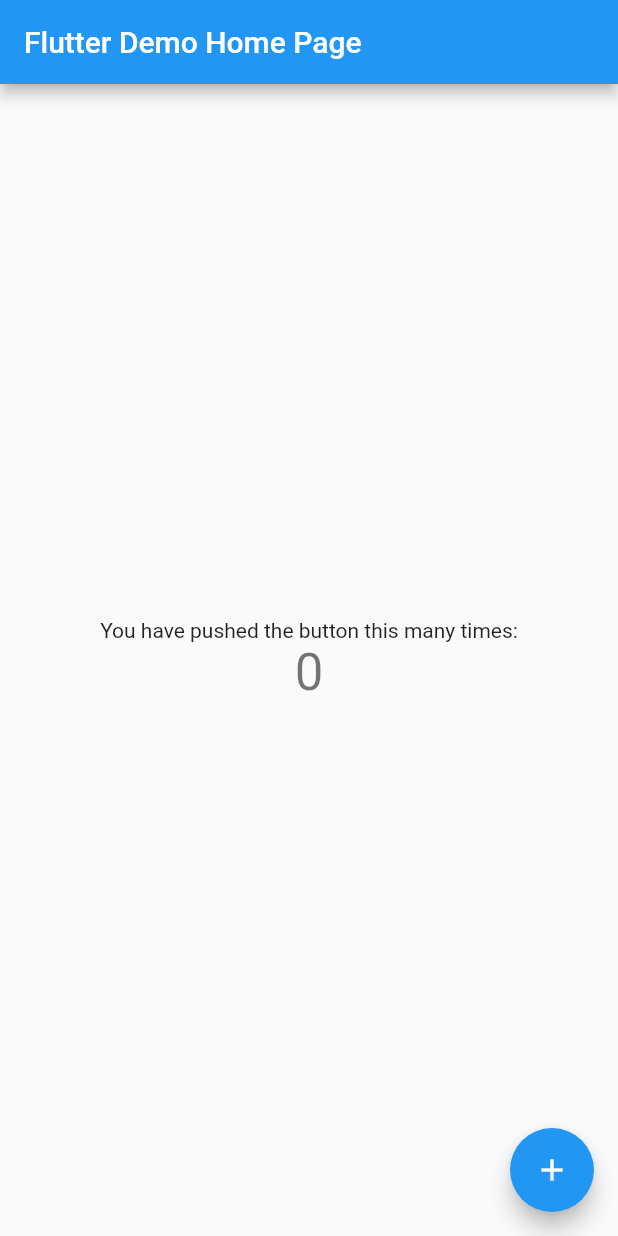
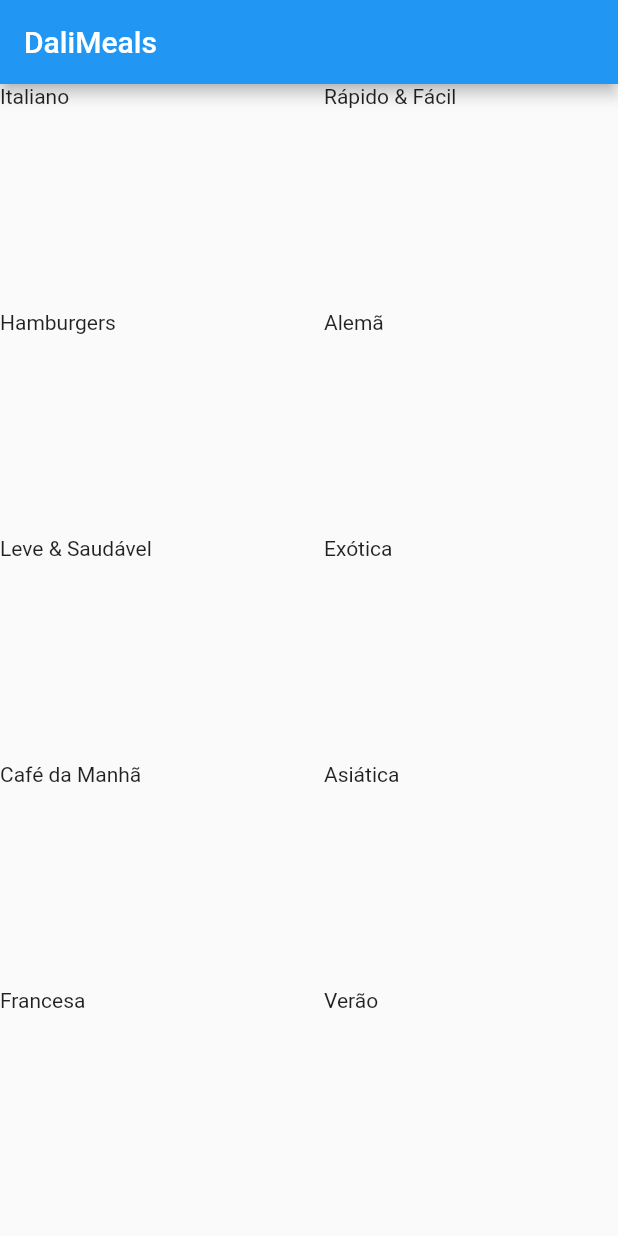
Before and after one commit to luwanhika/Multiplas-telas, a Flutter app: the screen it shows after launch, on a phone screen of 412 x 824 dp. Run offline on Flutter 3.47's test engine with Material 2 defaults, Android fonts, the phone set to English and light mode, and no system bars.

Commit message:
extrutura inicial

```diff
--- /dev/null
+++ b/lib/components/category_item.dart
@@ -0,0 +1,14 @@
+import 'package:flutter/cupertino.dart';
+
+import '../models/category.dart';
+
+class CategoryItem extends StatelessWidget {
+  final Category category;
+
+  const CategoryItem(this.category, {Key? key}) : super(key: key);
+
+  @override
+  Widget build(BuildContext context) {
+    return Text(category.title);
+  }
+}
--- /dev/null
+++ b/lib/data/dummy_data.dart
@@ -0,0 +1,56 @@
+import 'package:flutter/material.dart';
+
+import '../models/category.dart';
+
+const dummyCategory = [
+  Category(
+    id: 'c1',
+    title: 'Italiano',
+    color: Colors.purple,
+  ),
+  Category(
+    id: 'c2',
+    title: 'Rápido & Fácil',
+    color: Colors.red,
+  ),
+  Category(
+    id: 'c3',
+    title: 'Hamburgers',
+    color: Colors.orange,
+  ),
+  Category(
+    id: 'c4',
+    title: 'Alemã',
+    color: Colors.amber,
+  ),
+  Category(
+    id: 'c5',
+    title: 'Leve & Saudável',
+    color: Colors.indigo,
+  ),
+  Category(
+    id: 'c6',
+    title: 'Exótica',
+    color: Colors.green,
+  ),
+  Category(
+    id: 'c7',
+    title: 'Café da Manhã',
+    color: Colors.lightBlue,
+  ),
+  Category(
+    id: 'c8',
+    title: 'Asiática',
+    color: Colors.lightGreen,
+  ),
+  Category(
+    id: 'c9',
+    title: 'Francesa',
+    color: Colors.pink,
+  ),
+  Category(
+    id: 'c10',
+    title: 'Verão',
+    color: Colors.teal,
+  ),
+];
--- a/lib/main.dart
+++ b/lib/main.dart
@@ -1,115 +1,19 @@
 import 'package:flutter/material.dart';
+import 'package:multiplas/screens/categories_screens.dart';
 
-void main() {
-  runApp(const MyApp());
-}
+void main() => runApp(const MyApp());
 
 class MyApp extends StatelessWidget {
   const MyApp({Key? key}) : super(key: key);
 
-  // This widget is the root of your application.
   @override
   Widget build(BuildContext context) {
     return MaterialApp(
-      title: 'Flutter Demo',
+      title: 'DeliMeals',
       theme: ThemeData(
-        // This is the theme of your application.
-        //
-        // Try running your application with "flutter run". You'll see the
-        // application has a blue toolbar. Then, without quitting the app, try
-        // changing the primarySwatch below to Colors.green and then invoke
-        // "hot reload" (press "r" in the console where you ran "flutter run",
-        // or simply save your changes to "hot reload" in a Flutter IDE).
-        // Notice that the counter didn't reset back to zero; the application
-        // is not restarted.
         primarySwatch: Colors.blue,
       ),
-      home: const MyHomePage(title: 'Flutter Demo Home Page'),
+      home: const CategoriesScreen(),
     );
   }
 }
-
-class MyHomePage extends StatefulWidget {
-  const MyHomePage({Key? key, required this.title}) : super(key: key);
-
-  // This widget is the home page of your application. It is stateful, meaning
-  // that it has a State object (defined below) that contains fields that affect
-  // how it looks.
-
-  // This class is the configuration for the state. It holds the values (in this
-  // case the title) provided by the parent (in this case the App widget) and
-  // used by the build method of the State. Fields in a Widget subclass are
-  // always marked "final".
-
-  final String title;
-
-  @override
-  State<MyHomePage> createState() => _MyHomePageState();
-}
-
-class _MyHomePageState extends State<MyHomePage> {
-  int _counter = 0;
-
-  void _incrementCounter() {
-    setState(() {
-      // This call to setState tells the Flutter framework that something has
-      // changed in this State, which causes it to rerun the build method below
-      // so that the display can reflect the updated values. If we changed
-      // _counter without calling setState(), then the build method would not be
-      // called again, and so nothing would appear to happen.
-      _counter++;
-    });
-  }
-
-  @override
-  Widget build(BuildContext context) {
-    // This method is rerun every time setState is called, for instance as done
-    // by the _incrementCounter method above.
-    //
-    // The Flutter framework has been optimized to make rerunning build methods
-    // fast, so that you can just rebuild anything that needs updating rather
-    // than having to individually change instances of widgets.
-    return Scaffold(
-      appBar: AppBar(
-        // Here we take the value from the MyHomePage object that was created by
-        // the App.build method, and use it to set our appbar title.
-        title: Text(widget.title),
-      ),
-      body: Center(
-        // Center is a layout widget. It takes a single child and positions it
-        // in the middle of the parent.
-        child: Column(
-          // Column is also a layout widget. It takes a list of children and
-          // arranges them vertically. By default, it sizes itself to fit its
-          // children horizontally, and tries to be as tall as its parent.
-          //
-          // Invoke "debug painting" (press "p" in the console, choose the
-          // "Toggle Debug Paint" action from the Flutter Inspector in Android
-          // Studio, or the "Toggle Debug Paint" command in Visual Studio Code)
-          // to see the wireframe for each widget.
-          //
-          // Column has various properties to control how it sizes itself and
-          // how it positions its children. Here we use mainAxisAlignment to
-          // center the children vertically; the main axis here is the vertical
-          // axis because Columns are vertical (the cross axis would be
-          // horizontal).
-          mainAxisAlignment: MainAxisAlignment.center,
-          children: <Widget>[
-            const Text(
-              'You have pushed the button this many times:',
-            ),
-            Text(
-              '$_counter',
-              style: Theme.of(context).textTheme.headline4,
-            ),
-          ],
-        ),
-      ),
-      floatingActionButton: FloatingActionButton(
-        onPressed: _incrementCounter,
-        tooltip: 'Increment',
-        child: const Icon(Icons.add),
-      ), // This trailing comma makes auto-formatting nicer for build methods.
-    );
-  }
-}
--- /dev/null
+++ b/lib/models/category.dart
@@ -0,0 +1,13 @@
+import 'package:flutter/material.dart';
+
+class Category {
+  final String id;
+  final String title;
+  final Color color;
+
+  const Category({
+    required this.id,
+    required this.title,
+    this.color = Colors.orange,
+  });
+}
--- /dev/null
+++ b/lib/screens/categories_screens.dart
@@ -0,0 +1,27 @@
+import 'package:flutter/material.dart';
+import 'package:multiplas/components/category_item.dart';
+import 'package:multiplas/data/dummy_data.dart';
+
+class CategoriesScreen extends StatelessWidget {
+  const CategoriesScreen({Key? key}) : super(key: key);
+
+  @override
+  Widget build(BuildContext context) {
+    return Scaffold(
+      appBar: AppBar(
+        title: const Text('DaliMeals'),
+      ),
+      body: GridView(
+        gridDelegate: const SliverGridDelegateWithMaxCrossAxisExtent(
+          maxCrossAxisExtent: 200,
+          childAspectRatio: 3 / 2,
+          crossAxisSpacing: 20,
+          mainAxisSpacing: 20,
+        ),
+        children: dummyCategory.map((cat) {
+          return CategoryItem(cat);
+        }).toList(),
+      ),
+    );
+  }
+}
```
